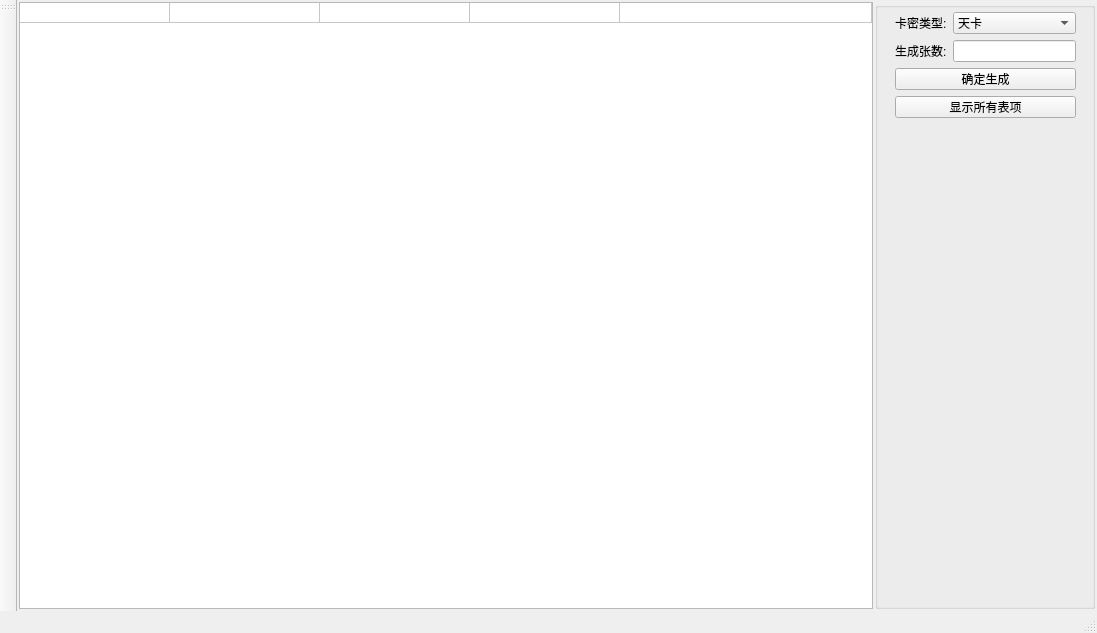
First picture: the form in ui/wnd_server.ui, repository decenfrontier/PyNetAuth, before the edit.
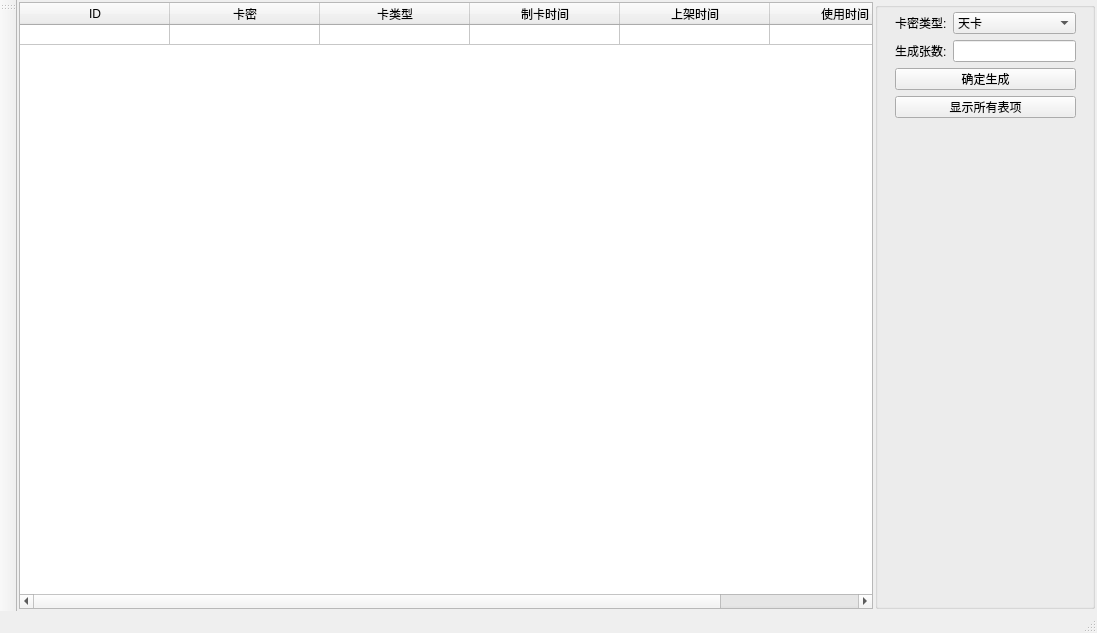
Second picture: the form after the edit. The open tabs and pages were chosen to show the change.

The edit to the form file:
```diff
--- a/ui/wnd_server.ui
+++ b/ui/wnd_server.ui
@@ -734,7 +734,7 @@
              <number>1</number>
             </property>
             <attribute name="horizontalHeaderVisible">
-             <bool>false</bool>
+             <bool>true</bool>
             </attribute>
             <attribute name="horizontalHeaderDefaultSectionSize">
              <number>150</number>
@@ -776,6 +776,11 @@
               <string>制卡时间</string>
              </property>
             </column>
+            <column>
+             <property name="text">
+              <string>上架时间</string>
+             </property>
+            </column>
             <column>
              <property name="text">
               <string>使用时间</string>
```
Left out of the diff: 4 changed lines with no effect on the pictures.
